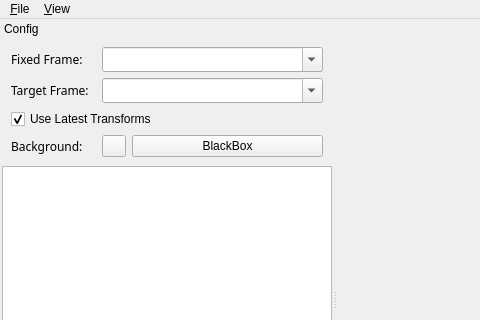
Old version of the form mapviz/src/mapviz.ui in the repository swri-robotics/mapviz; both pictures show x 0 to 480 and y 0 to 320 of the 710 by 600 pixel window.
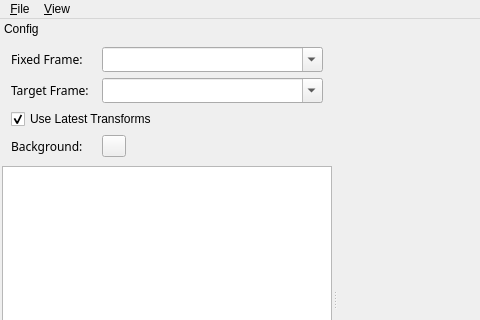
New version of the form. Custom widgets are drawn as their Qt base class.

Commit message: remove black box

```diff
--- a/mapviz/src/mapviz.ui
+++ b/mapviz/src/mapviz.ui
@@ -189,13 +189,6 @@
           </property>
          </widget>
         </item>
-        <item row="5" column="2">
-         <widget class="QPushButton" name="blackbox_trigger_btn">
-          <property name="text">
-           <string>BlackBox</string>
-          </property>
-         </widget>
-        </item>
         <item row="1" column="1" rowspan="2" colspan="2">
          <widget class="QComboBox" name="targetframe">
           <property name="sizePolicy">
```
Left out of the diff: 1 changed line with no effect on the pictures. The commit also changes 2 other files.
